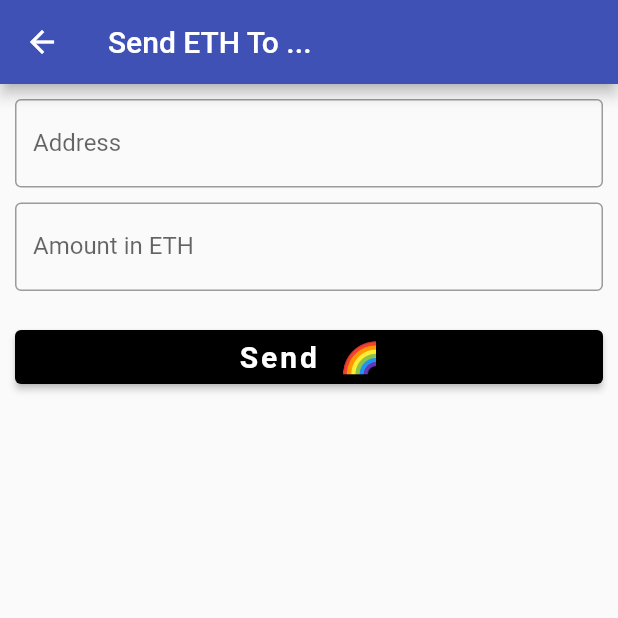
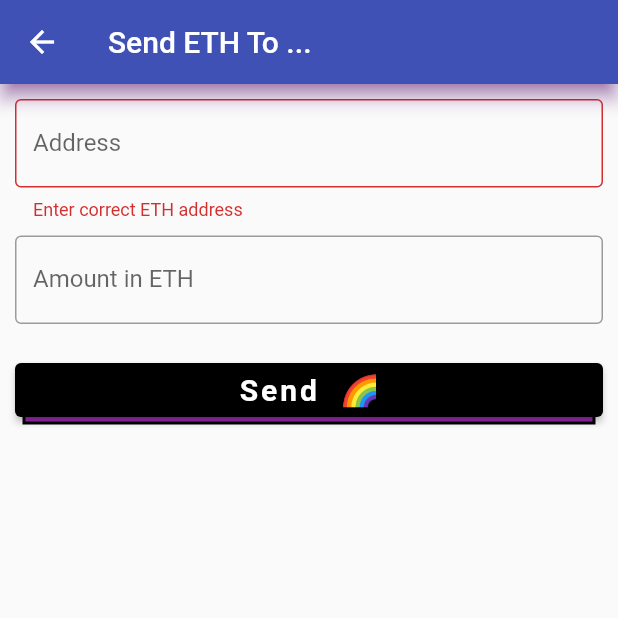
Before and after one commit to viktorvoltz/SAND-wallet, a Flutter app: the SendEther screen opened by its route, on a phone screen of 412 x 824 dp, the top half of it. Run offline on Flutter 3.47's test engine with Material 2 defaults, Android fonts, the light colour scheme and no system bars; our stand-ins replace flutter_dotenv, flutter_svg, google_fonts, qr_flutter, share_plus; missing offline and left inert: web3dart; network calls fail; project files that could hold a hidden picture were left out.

Commit message:
ui changes

```diff
--- a/lib/provider/contractProvider.dart
+++ b/lib/provider/contractProvider.dart
@@ -9,7 +9,7 @@ import 'package:flutter/services.dart';
 class ContractProvider extends ChangeNotifier {
   final String _rpcUrl = "http://10.0.2.2:7545";
   final String _wsUrl = "ws://10.0.2.2:7545/";
-  String privateKey = '10b3cad2f35f21516d9f1edff333e39bd8574a72da255f3982831e1fa47239ce';
+  String privateKey = '02645d06db5e36314368656b8b3442adec1105562e7b646b34f5c51e9dadd561';
 
   Web3Client? _client;
 
--- a/lib/screens/sendether.dart
+++ b/lib/screens/sendether.dart
@@ -29,6 +29,8 @@ class _SendEtherState extends State<SendEther> {
     return Scaffold(
       appBar: AppBar(
         title: Text('Send ETH To ...', style: GoogleFonts.titilliumWeb()),
+        elevation: 5.0,
+        shadowColor: const Color.fromARGB(255, 140, 12, 179),
       ),
       body: Container(
         margin: EdgeInsets.only(top: 10),
@@ -45,9 +47,9 @@ class _SendEtherState extends State<SendEther> {
                     border: OutlineInputBorder(),
                     hintText: "Enter address to send to",
                     labelText: "Address",
-                    errorText: address.text.contains('0x')
+                    errorText: address.text.isNotEmpty && address.text.startsWith('0x')
                         ? null
-                        : null),
+                        : "Enter correct ETH address"),
               ),
             ),
             Container(
@@ -61,6 +63,20 @@ class _SendEtherState extends State<SendEther> {
                   hintText: "Enter amount",
                   labelText: "Amount in ETH",
                 ),
+              ),
+            ),
+            Stack(
+              children: [
+                Container(
+                  margin: EdgeInsets.symmetric(horizontal: 15, vertical: 37),
+                  height: 20,
+                  width: double.infinity,
+                  decoration: BoxDecoration(
+                    color: Colors.purple,
+                    border: Border.all(
+                      color: Colors.black,
+                      width: 2.0
+                    )
                   ),
                 ),
                 Container(
@@ -85,6 +101,8 @@ class _SendEtherState extends State<SendEther> {
                       amount.clear();
                     },
                   ),
+                ),
+              ],
             )
           ],
         ),
```
Also changed, not shown: src/artifacts/HelloWorld.json, src/artifacts/Migrations.json. Lines whose indentation alone changed are shown as unchanged.
